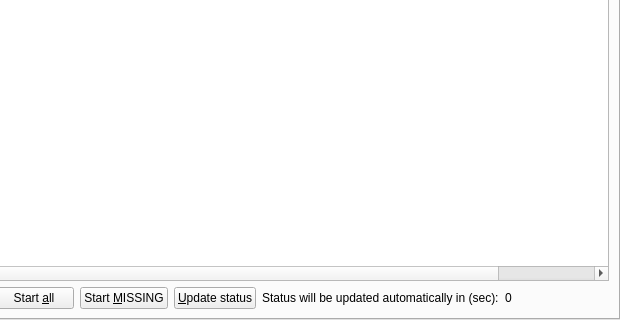
Qt form src/qt/forms/masternodelist.ui (barrystyle/SUQA-0.17.1) before a commit; both pictures show x 103 to 723 and y 137 to 457 of the 723 by 457 pixel window.
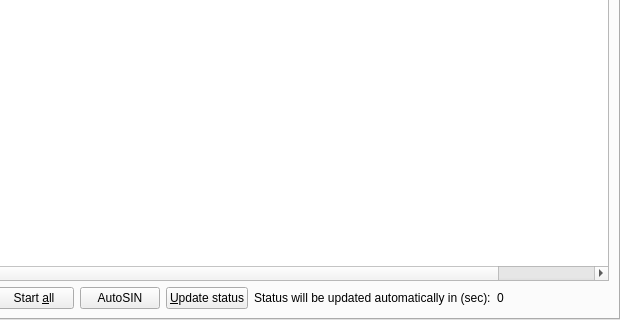
The same form after that commit.

Diff of the .ui file:
```diff
--- a/src/qt/forms/masternodelist.ui
+++ b/src/qt/forms/masternodelist.ui
@@ -161,7 +161,7 @@
              <item>
               <widget class="QPushButton" name="startMissingButton">
                <property name="text">
-                <string>Start &amp;MISSING</string>
+                <string>AutoSIN</string>
                </property>
               </widget>
              </item>
```
Left out of the diff: 2 changed lines with no effect on the pictures.
